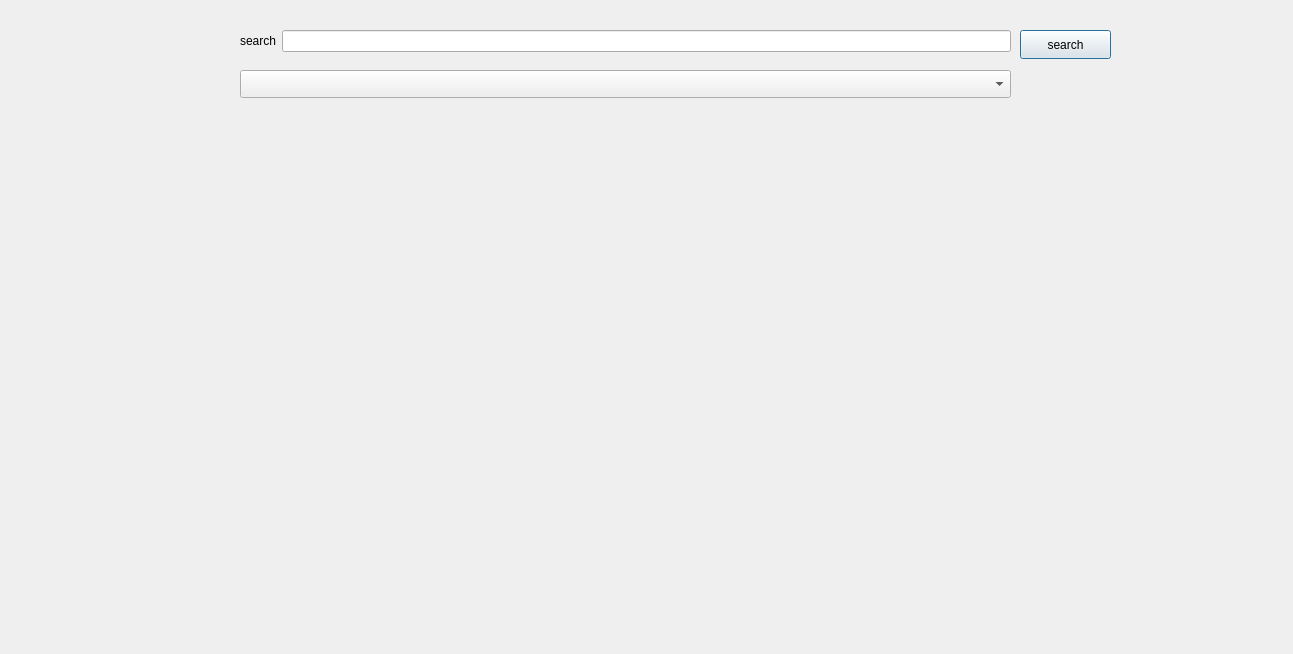
The window that searching.ui (bolesawny7/FootballFantasy) describes before a commit, drawn with Qt 5.
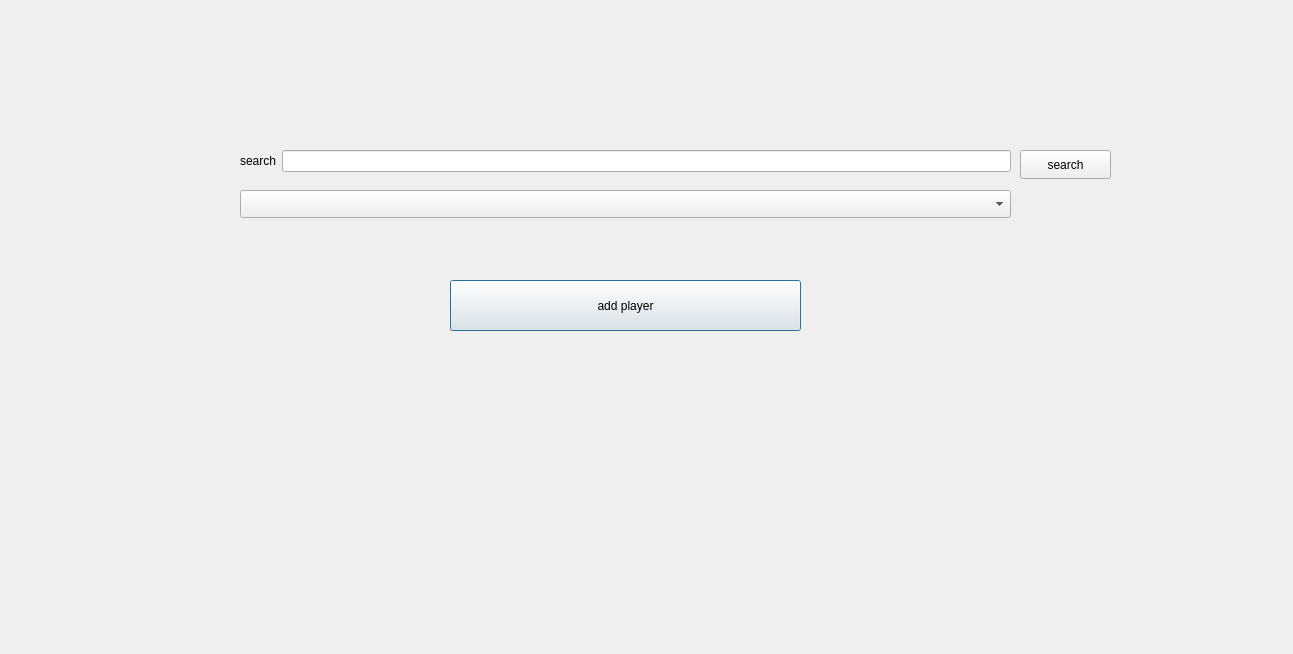
The same window after the commit. Icons and pictures are not drawn.

```diff
--- a/searching.ui
+++ b/searching.ui
@@ -18,11 +18,21 @@
 background-image: url(:/background/fantasy.png);
 }</string>
   </property>
+  <widget class="QComboBox" name="comboBox">
+   <property name="geometry">
+    <rect>
+     <x>240</x>
+     <y>190</y>
+     <width>771</width>
+     <height>28</height>
+    </rect>
+   </property>
+  </widget>
   <widget class="QWidget" name="formLayoutWidget">
    <property name="geometry">
     <rect>
      <x>240</x>
-     <y>30</y>
+     <y>150</y>
      <width>771</width>
      <height>31</height>
     </rect>
@@ -40,21 +50,24 @@
     </item>
    </layout>
   </widget>
-  <widget class="QComboBox" name="comboBox">
+  <widget class="QPushButton" name="addPlayer">
    <property name="geometry">
     <rect>
-     <x>240</x>
-     <y>70</y>
-     <width>771</width>
-     <height>28</height>
+     <x>450</x>
+     <y>280</y>
+     <width>351</width>
+     <height>51</height>
     </rect>
    </property>
+   <property name="text">
+    <string>add player</string>
+   </property>
   </widget>
   <widget class="QPushButton" name="pushButton">
    <property name="geometry">
     <rect>
      <x>1020</x>
-     <y>30</y>
+     <y>150</y>
      <width>91</width>
      <height>29</height>
     </rect>
```
